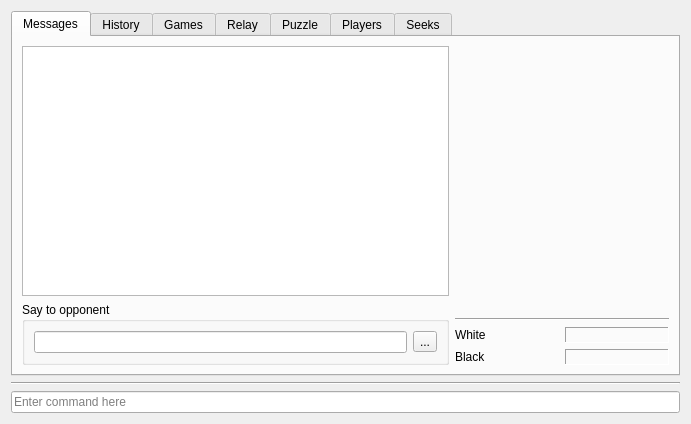
Qt form src/gui/ficsconsole.ui (madnight/chessx) before a commit.
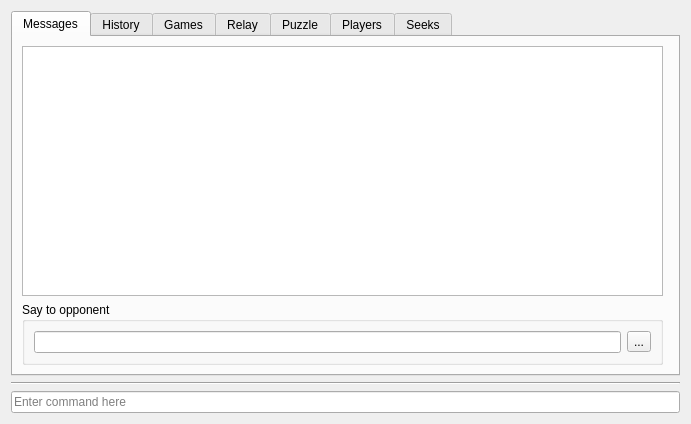
The same form after that commit. Icons and pictures are not drawn. Custom widgets are drawn as their Qt base class.

```diff
--- a/src/gui/ficsconsole.ui
+++ b/src/gui/ficsconsole.ui
@@ -82,73 +82,6 @@
              </property>
             </widget>
            </item>
-           <item>
-            <widget class="Line" name="line_2">
-             <property name="orientation">
-              <enum>Qt::Horizontal</enum>
-             </property>
-            </widget>
-           </item>
-           <item>
-            <layout class="QHBoxLayout" name="layout_message_121">
-             <item>
-              <widget class="QLabel" name="label_3">
-               <property name="text">
-                <string>White</string>
-               </property>
-              </widget>
-             </item>
-             <item>
-              <widget class="SimpleLabel" name="timeWhite">
-               <property name="sizePolicy">
-                <sizepolicy hsizetype="Ignored" vsizetype="Preferred">
-                 <horstretch>0</horstretch>
-                 <verstretch>0</verstretch>
-                </sizepolicy>
-               </property>
-               <property name="frameShape">
-                <enum>QFrame::Panel</enum>
-               </property>
-               <property name="frameShadow">
-                <enum>QFrame::Sunken</enum>
-               </property>
-               <property name="text">
-                <string notr="true"/>
-               </property>
-              </widget>
-             </item>
-            </layout>
-           </item>
-           <item>
-            <layout class="QHBoxLayout" name="layout_message_122">
-             <item>
-              <widget class="QLabel" name="label_4">
-               <property name="text">
-                <string>Black</string>
-               </property>
-              </widget>
-             </item>
-             <item>
-              <widget class="SimpleLabel" name="timeBlack">
-               <property name="sizePolicy">
-                <sizepolicy hsizetype="Ignored" vsizetype="Preferred">
-                 <horstretch>0</horstretch>
-                 <verstretch>0</verstretch>
-                </sizepolicy>
-               </property>
-               <property name="frameShape">
-                <enum>QFrame::Panel</enum>
-               </property>
-               <property name="frameShadow">
-                <enum>QFrame::Sunken</enum>
-               </property>
-               <property name="text">
-                <string notr="true"/>
-               </property>
-              </widget>
-             </item>
-            </layout>
-           </item>
           </layout>
          </item>
         </layout>
@@ -658,13 +591,6 @@
    </item>
   </layout>
  </widget>
- <customwidgets>
-  <customwidget>
-   <class>SimpleLabel</class>
-   <extends>QLabel</extends>
-   <header>simplelabel.h</header>
-  </customwidget>
- </customwidgets>
  <resources>
   <include location="../../resources.qrc"/>
  </resources>
```
